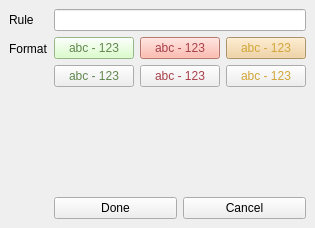
qgis/QGIS, file src/ui/qgsfieldconditionalformatwidget.ui: the form before one commit.
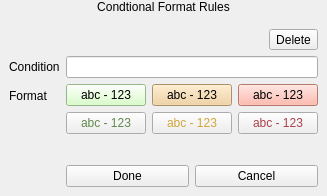
The form after the commit. The open tabs and pages were chosen to show the change. Icons and pictures are not drawn. Custom widgets are drawn as their Qt base class.

```diff
--- a/src/ui/qgsfieldconditionalformatwidget.ui
+++ b/src/ui/qgsfieldconditionalformatwidget.ui
@@ -7,9 +7,15 @@
     <x>0</x>
     <y>0</y>
     <width>297</width>
-    <height>228</height>
+    <height>196</height>
    </rect>
   </property>
+  <property name="sizePolicy">
+   <sizepolicy hsizetype="Minimum" vsizetype="Minimum">
+    <horstretch>0</horstretch>
+    <verstretch>0</verstretch>
+   </sizepolicy>
+  </property>
   <property name="windowTitle">
    <string>Form</string>
   </property>
@@ -17,6 +23,16 @@
    <property name="margin">
     <number>0</number>
    </property>
+   <item>
+    <widget class="QLabel" name="label_4">
+     <property name="text">
+      <string>Condtional Format Rules</string>
+     </property>
+     <property name="alignment">
+      <set>Qt::AlignCenter</set>
+     </property>
+    </widget>
+   </item>
    <item>
     <widget class="QStackedWidget" name="pages">
      <property name="currentIndex">
@@ -64,38 +80,57 @@
        <property name="fieldGrowthPolicy">
         <enum>QFormLayout::AllNonFixedFieldsGrow</enum>
        </property>
-       <item row="0" column="0">
+       <item row="2" column="1">
+        <layout class="QHBoxLayout" name="horizontalLayout_3">
+         <item>
+          <spacer name="horizontalSpacer">
+           <property name="orientation">
+            <enum>Qt::Horizontal</enum>
+           </property>
+           <property name="sizeHint" stdset="0">
+            <size>
+             <width>40</width>
+             <height>20</height>
+            </size>
+           </property>
+          </spacer>
+         </item>
+         <item>
+          <widget class="QToolButton" name="mDeleteButton">
+           <property name="text">
+            <string>Delete</string>
+           </property>
+           <property name="icon">
+            <iconset resource="../../images/images.qrc">
+             <normaloff>:/images/themes/default/mActionDeleteSelected.svg</normaloff>:/images/themes/default/mActionDeleteSelected.svg</iconset>
+           </property>
+          </widget>
+         </item>
+        </layout>
+       </item>
+       <item row="3" column="0">
         <widget class="QLabel" name="label">
          <property name="text">
-          <string>Rule</string>
+          <string>Condition</string>
          </property>
         </widget>
        </item>
-       <item row="0" column="1">
+       <item row="3" column="1">
         <widget class="QLineEdit" name="mRuleEdit"/>
        </item>
-       <item row="2" column="1">
-        <spacer name="verticalSpacer">
-         <property name="orientation">
-          <enum>Qt::Vertical</enum>
+       <item row="4" column="0">
+        <widget class="QLabel" name="label_3">
+         <property name="text">
+          <string>Format</string>
          </property>
-         <property name="sizeType">
-          <enum>QSizePolicy::Expanding</enum>
-         </property>
-         <property name="sizeHint" stdset="0">
-          <size>
-           <width>20</width>
-           <height>40</height>
-          </size>
-         </property>
-        </spacer>
+        </widget>
        </item>
-       <item row="1" column="1">
+       <item row="4" column="1">
         <layout class="QGridLayout" name="gridLayout_2">
-         <item row="1" column="1">
-          <widget class="QPushButton" name="pushButton_7">
+         <item row="0" column="0">
+          <widget class="QPushButton" name="mDefault1">
            <property name="styleSheet">
-            <string notr="true">color: rgb(170, 64, 75);</string>
+            <string notr="true">background-color: rgb(208, 255, 187);</string>
            </property>
            <property name="text">
             <string>abc - 123</string>
@@ -116,10 +151,32 @@
           </widget>
          </item>
          <item row="0" column="2">
+          <widget class="QPushButton" name="mDefault2">
+           <property name="styleSheet">
+            <string notr="true">background-color: rgb(255, 167, 151);</string>
+           </property>
+           <property name="text">
+            <string>abc - 123</string>
+           </property>
+           <property name="checkable">
+            <bool>true</bool>
+           </property>
+           <property name="backColor" stdset="0">
+            <color>
+             <red>255</red>
+             <green>130</green>
+             <blue>130</blue>
+            </color>
+           </property>
+           <attribute name="buttonGroup">
+            <string notr="true">mDefaultButtons</string>
+           </attribute>
+          </widget>
+         </item>
+         <item row="0" column="1">
           <widget class="QPushButton" name="mDefault3">
            <property name="styleSheet">
-            <string notr="true">background-color: rgb(240, 204, 146);
-color: rgb(209, 166, 57);</string>
+            <string notr="true">background-color: rgb(240, 204, 146);</string>
            </property>
            <property name="text">
             <string>abc - 123</string>
@@ -147,6 +204,29 @@
           </widget>
          </item>
          <item row="1" column="2">
+          <widget class="QPushButton" name="pushButton_7">
+           <property name="styleSheet">
+            <string notr="true">color: rgb(170, 64, 75);</string>
+           </property>
+           <property name="text">
+            <string>abc - 123</string>
+           </property>
+           <property name="checkable">
+            <bool>true</bool>
+           </property>
+           <property name="fontColor" stdset="0">
+            <color>
+             <red>188</red>
+             <green>54</green>
+             <blue>49</blue>
+            </color>
+           </property>
+           <attribute name="buttonGroup">
+            <string notr="true">mDefaultButtons</string>
+           </attribute>
+          </widget>
+         </item>
+         <item row="1" column="1">
           <widget class="QPushButton" name="pushButton_8">
            <property name="styleSheet">
             <string notr="true">color: rgb(209, 166, 57);</string>
@@ -192,78 +272,25 @@
            </attribute>
           </widget>
          </item>
-         <item row="0" column="0">
-          <widget class="QPushButton" name="mDefault1">
-           <property name="styleSheet">
-            <string notr="true">background-color: rgb(208, 255, 187);
-color: rgb(98, 136, 78);</string>
-           </property>
-           <property name="text">
-            <string>abc - 123</string>
-           </property>
-           <property name="checkable">
-            <bool>true</bool>
-           </property>
-           <property name="backColor" stdset="0">
-            <color>
-             <red>154</red>
-             <green>216</green>
-             <blue>113</blue>
-            </color>
-           </property>
-           <property name="fontColor" stdset="0">
-            <color>
-             <red>80</red>
-             <green>157</green>
-             <blue>52</blue>
-            </color>
-           </property>
-           <attribute name="buttonGroup">
-            <string notr="true">mDefaultButtons</string>
-           </attribute>
-          </widget>
-         </item>
-         <item row="0" column="1">
-          <widget class="QPushButton" name="mDefault2">
-           <property name="styleSheet">
-            <string notr="true">background-color: rgb(255, 167, 151);
-color: rgb(170, 64, 75);</string>
-           </property>
-           <property name="text">
-            <string>abc - 123</string>
-           </property>
-           <property name="checkable">
-            <bool>true</bool>
-           </property>
-           <property name="backColor" stdset="0">
-            <color>
-             <red>255</red>
-             <green>130</green>
-             <blue>130</blue>
-            </color>
-           </property>
-           <property name="fontColor" stdset="0">
-            <color>
-             <red>188</red>
-             <green>54</green>
-             <blue>49</blue>
-            </color>
-           </property>
-           <attribute name="buttonGroup">
-            <string notr="true">mDefaultButtons</string>
-           </attribute>
-          </widget>
-         </item>
         </layout>
        </item>
-       <item row="1" column="0">
-        <widget class="QLabel" name="label_3">
-         <property name="text">
-          <string>Format</string>
+       <item row="5" column="1">
+        <spacer name="verticalSpacer">
+         <property name="orientation">
+          <enum>Qt::Vertical</enum>
          </property>
-        </widget>
+         <property name="sizeType">
+          <enum>QSizePolicy::Expanding</enum>
+         </property>
+         <property name="sizeHint" stdset="0">
+          <size>
+           <width>20</width>
+           <height>40</height>
+          </size>
+         </property>
+        </spacer>
        </item>
-       <item row="3" column="1">
+       <item row="6" column="1">
         <layout class="QHBoxLayout" name="horizontalLayout_2">
          <item>
           <widget class="QPushButton" name="mSaveRule">
```
Left out of the diff: 39 changed lines with no effect on the pictures.
